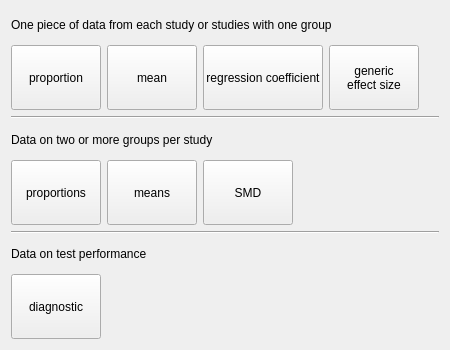
Qt form src/forms/data_type_page.ui (AliSalman-et-al/openmeta-analyst-community) before a commit.
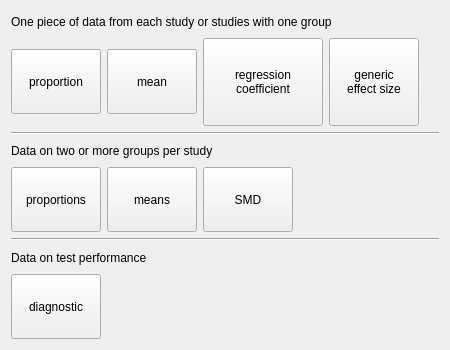
The same form after that commit. Icons and pictures are not drawn.

What changed in the file:
```diff
--- a/src/forms/data_type_page.ui
+++ b/src/forms/data_type_page.ui
@@ -136,13 +136,13 @@
        <property name="minimumSize">
         <size>
          <width>120</width>
-         <height>65</height>
+         <height>88</height>
         </size>
        </property>
        <property name="maximumSize">
         <size>
          <width>120</width>
-         <height>65</height>
+         <height>88</height>
         </size>
        </property>
        <property name="baseSize">
@@ -152,7 +152,8 @@
         </size>
        </property>
        <property name="text">
-        <string>regression coefficient</string>
+        <string>regression
+coefficient</string>
        </property>
        <property name="icon">
         <iconset resource="../images/icons.qrc">
@@ -180,13 +181,13 @@
        <property name="minimumSize">
         <size>
          <width>90</width>
-         <height>65</height>
+         <height>88</height>
         </size>
        </property>
        <property name="maximumSize">
         <size>
          <width>90</width>
-         <height>65</height>
+         <height>88</height>
         </size>
        </property>
        <property name="baseSize">
```
